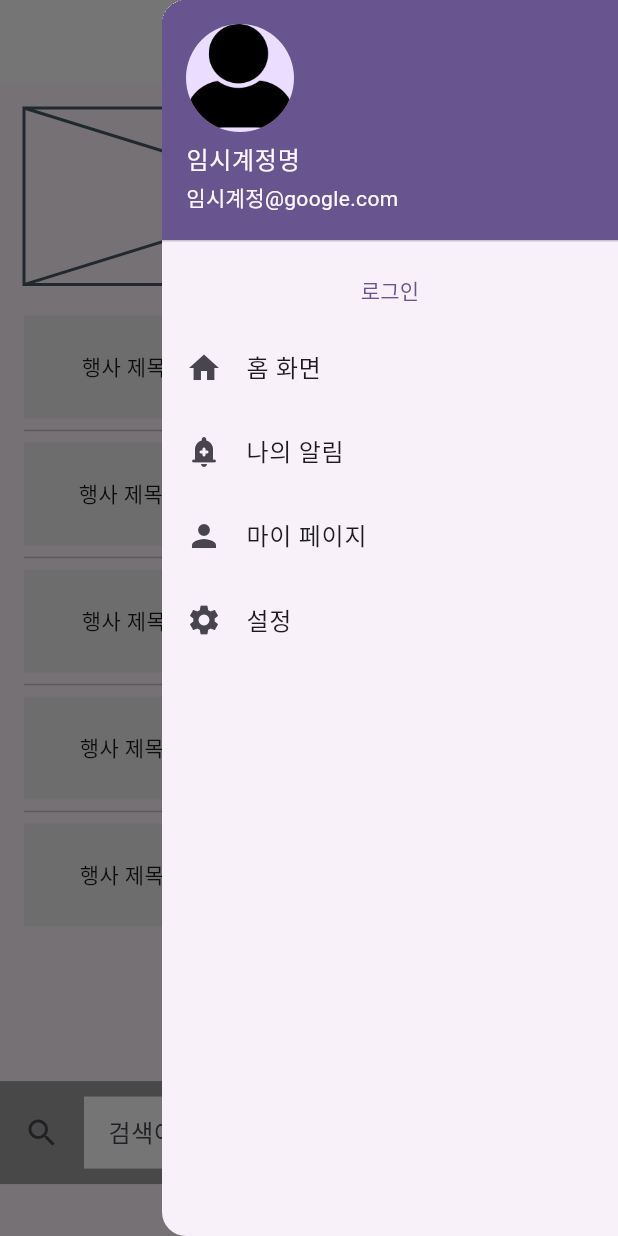
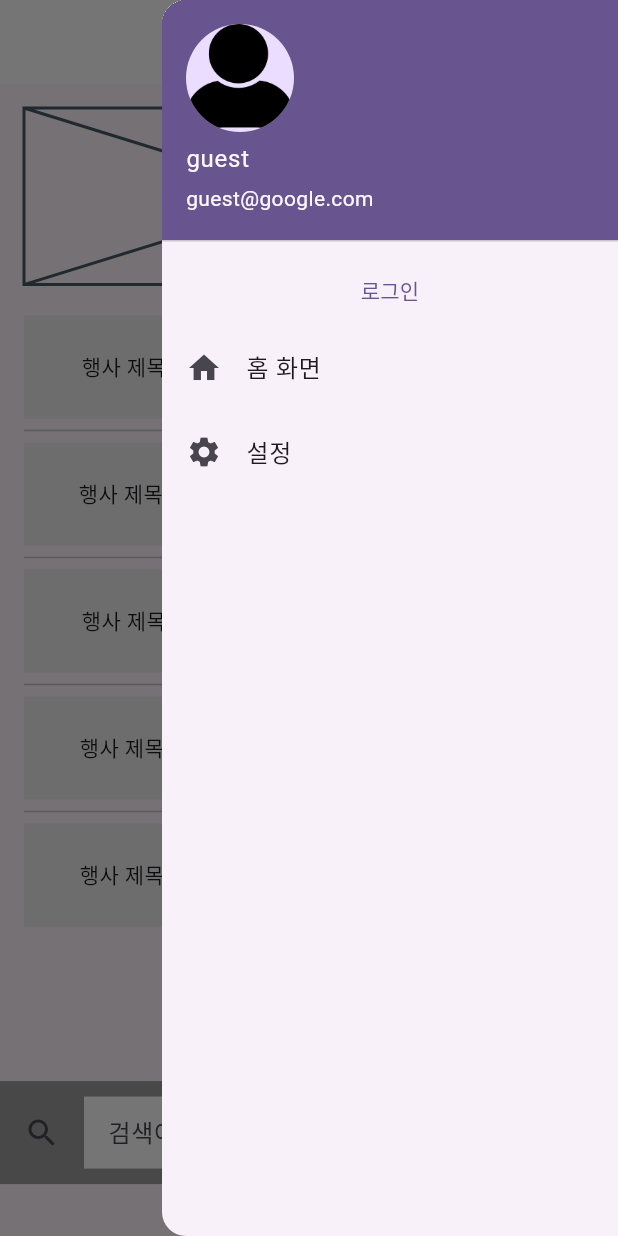
Before and after one commit to JangHyeonu/hackertohn_a, a Flutter app: the screen it shows after launch, after a tap on the "menu" icon, on a phone screen of 412 x 824 dp. Run offline on Flutter 3.47's test engine with Material 3 defaults, Android fonts, the phone set to English and light mode, and no system bars; our stand-ins replace cloud_firestore, firebase_auth, firebase_core, flutter_riverpod, fluttertoast, go_router and 3 more; accounts and stored records are empty; network calls fail.

Commit message:
로그인 구현, 마이페이지 부분 작업중

```diff
--- a/lib/_common/layout/default_layout.dart
+++ b/lib/_common/layout/default_layout.dart
@@ -1,9 +1,13 @@
 import 'package:flutter/material.dart';
+import 'package:flutter_riverpod/flutter_riverpod.dart';
+import 'package:fluttertoast/fluttertoast.dart';
 import 'package:go_router/go_router.dart';
 import 'package:seeya_hackthon_a/_common/view/login_popup_screen.dart';
+import 'package:seeya_hackthon_a/user/model/user_model.dart';
+import 'package:seeya_hackthon_a/user/provider/user_provider.dart';
 
 // 상단의 앱바를 포함한 기본 레이아웃
-class DefaultLayout extends StatelessWidget {
+class DefaultLayout extends ConsumerStatefulWidget {
   final bool appBarLeftUseYn;
   final Widget child;
   final Color? backgroundColor;
@@ -12,25 +16,27 @@ class DefaultLayout extends StatelessWidget {
       {required this.appBarLeftUseYn, required this.child, this.backgroundColor, super.key});
 
   @override
+  ConsumerState<DefaultLayout> createState() => _DefaultLayoutState();
+}
+
+class _DefaultLayoutState extends ConsumerState<DefaultLayout> {
+  @override
   Widget build(BuildContext context) {
+    final state = ref.watch(userProvider);
+
     return Scaffold(
       appBar: AppBar(
         backgroundColor: Colors.white,
       ),
 
-      backgroundColor: backgroundColor,
+      backgroundColor: widget.backgroundColor,
 
       // 앱바 우측 상단 리스트바 메뉴
       endDrawer: Drawer(
         child: ListView(
           children: <Widget>[
-            const UserAccountsDrawerHeader(
-              currentAccountPicture: CircleAvatar(
-                backgroundImage: AssetImage("assets/image/temp_user.png"),
-              ),
-              accountName: Text("임시계정명"),
-              accountEmail: Text("임시계정@google.com"),
-            ),
+            drawerHeader(state),
+            (state == null || state.email == "" ?
               TextButton(
                 child: const Text("로그인"),
                 onPressed: () {
@@ -40,8 +46,72 @@ class DefaultLayout extends StatelessWidget {
                     builder: (context) => const LoginPopupScreen(),
                   );
                 },
+              )
+                :
+              TextButton(
+                child: const Text("로그아웃"),
+                onPressed: () {
+                  ref.read(userProvider.notifier).logout();
+
+                  Fluttertoast.showToast(
+                      msg: "로그아웃",
+                      gravity: ToastGravity.BOTTOM,
+                      backgroundColor: Colors.white
+                  );
+                },
+              )
             ),
+            drawerBody(state),
+          ],
+        ),
+      ),
+      body: widget.child,
+    );
+  }
 
+  UserAccountsDrawerHeader drawerHeader(UserModel? state) {
+    if(state == null || state.email == "") {
+      return const UserAccountsDrawerHeader(
+        currentAccountPicture: CircleAvatar(
+          backgroundImage: AssetImage("assets/image/temp_user.png"),
+        ),
+        accountName: Text("guest"),
+        accountEmail: Text("guest@google.com"),
+      );
+    } else {
+      return UserAccountsDrawerHeader(
+        currentAccountPicture: CircleAvatar(
+          backgroundImage: NetworkImage(state!.photoUrl!),
+        ),
+        accountName: Text(state!.displayName!),
+        accountEmail: Text(state!.email!),
+      );
+    }
+  }
+
+  // 사이드바 홈화면 (     ) 설정 사이의 리스트 추가를 위함
+  Widget drawerBody(UserModel? state) {
+    List<ListTile> customColumn = List.empty();
+
+    if(!(state == null || state.email == "")) {
+      customColumn = [
+        ListTile(
+          leading: const Icon(Icons.add_alert_rounded),
+          title: const Text('나의 알림'),
+          onTap: () => {},
+        ),
+        ListTile(
+          leading: const Icon(Icons.person),
+          title: const Text('마이 페이지'),
+          onTap: () {
+            context.go("/user/my-page");
+          },
+        ),
+      ];
+    }
+
+    return Column(
+      children: [
         ListTile(
           leading: const Icon(Icons.home),
           title: const Text('홈 화면'),
@@ -52,25 +122,13 @@ class DefaultLayout extends StatelessWidget {
             context.go("/");
           },
         ),
-            ListTile(
-              leading: const Icon(Icons.add_alert_rounded),
-              title: const Text('나의 알림'),
-              onTap: () => {},
-            ),
-            ListTile(
-              leading: const Icon(Icons.person),
-              title: const Text('마이 페이지'),
-              onTap: () => {},
-            ),
+        ...customColumn,
         ListTile(
           leading: const Icon(Icons.settings),
           title: const Text('설정'),
           onTap: () => {},
         ),
       ],
-        ),
-      ),
-      body: child,
     );
   }
 }
--- a/lib/main.dart
+++ b/lib/main.dart
@@ -1,6 +1,7 @@
 import 'package:cloud_firestore/cloud_firestore.dart';
 import 'package:firebase_core/firebase_core.dart';
 import 'package:flutter/material.dart';
+import 'package:flutter_riverpod/flutter_riverpod.dart';
 import 'package:go_router/go_router.dart';
 import 'package:seeya_hackthon_a/_common/layout/default_layout.dart';
 import 'package:seeya_hackthon_a/_common/view/join_screen.dart';
@@ -10,6 +11,7 @@ import 'package:seeya_hackthon_a/business/view/business_main_screen.dart';
 import 'package:seeya_hackthon_a/event/view/event_detail_screen.dart';
 import 'package:seeya_hackthon_a/firebase_options.dart';
 import 'package:seeya_hackthon_a/user/view/user_join_screen.dart';
+import 'package:seeya_hackthon_a/user/view/user_my_page.dart';
 import 'package:wakelock/wakelock.dart';
 
 void main() async {
@@ -23,11 +25,16 @@ void main() async {
   // 핸드폰 연결 시 화면 자동꺼짐 방지
   Wakelock.enable();
 
-  runApp(const MyApp());
+  runApp(
+    // 전역 상태관리를 위해 전체를 ProviderScope로 감싸줌
+    const ProviderScope(child: MyApp())
+  );
 }
 
 class MyApp extends StatelessWidget {
   const MyApp({super.key});
+
+  get routes => null;
 
   @override
   Widget build(BuildContext context) {
@@ -66,15 +73,30 @@ class MyApp extends StatelessWidget {
             ]
           ),
 
+          // Event 관련 route
           GoRoute(
             path: "/event/detail/:eventId",
             builder: (context, state) => EventDetailScreen(id: state.pathParameters["eventId"]!),
           ),
 
+          // Login 유저 관련 route
           GoRoute(
-            path: "/business",
-            builder: (context, state) => const BusinessMainScreen()
+            path: "/user",
+            builder: (context, state) => const MainScreen(),
+            routes: [
+              GoRoute(
+                  path: "my-page",
+                  builder: (context, state) => const UserMyPage(),
+              ),
+            ]
           ),
+
+          // Login & 사업자 등록 유저 관련 route
+          GoRoute(
+              path: "/business",
+              builder: (context, state) => const BusinessMainScreen()
+          ),
+
         ],
       ),
     );
--- a/lib/user/model/user_model.dart
+++ b/lib/user/model/user_model.dart
@@ -1,16 +1,19 @@
 class UserModel {
   final String? userModelId;
-  final String email;
-  final String displayName;
+  final String? email;
+  final String? displayName;
   final String? phoneNumber;
   final String? photoUrl;
 
   UserModel({
     this.userModelId,
-    required this.email,
-    required this.displayName,
-    required this.phoneNumber,
-    required this.photoUrl,
+    this.email,
+    this.displayName,
+    this.phoneNumber,
+    this.photoUrl,
   });
 
+  factory UserModel.fromJson(Map<String, dynamic> json) {
+    return UserModel(userModelId: json['userModelId'], email: json['email'], displayName: json['displayName'], phoneNumber: json['phoneNumber'], photoUrl: json['photoUrl']);
+  }
 }
--- a/pubspec.yaml
+++ b/pubspec.yaml
@@ -61,6 +61,7 @@ dependencies:
   google_sign_in: ^6.1.6
   # 토스트 메시지
   fluttertoast: ^8.2.4
+  flutter_riverpod: ^2.4.9
 
 dev_dependencies:
   flutter_test:
```
Also changed, not shown: lib/_common/view/login_popup_screen.dart (+9 -2 lines), lib/user/provider/user_provider.dart (+41 -6 lines), lib/user/view/user_my_page.dart (added, +138 -0 lines), pubspec.lock. Lines whose indentation alone changed are shown as unchanged.
